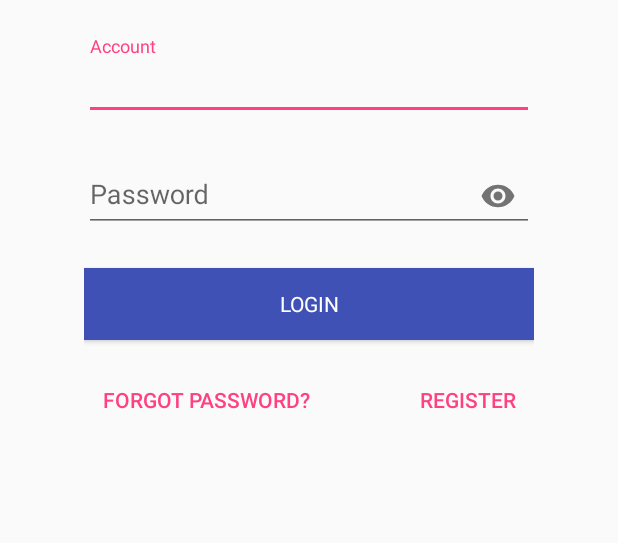
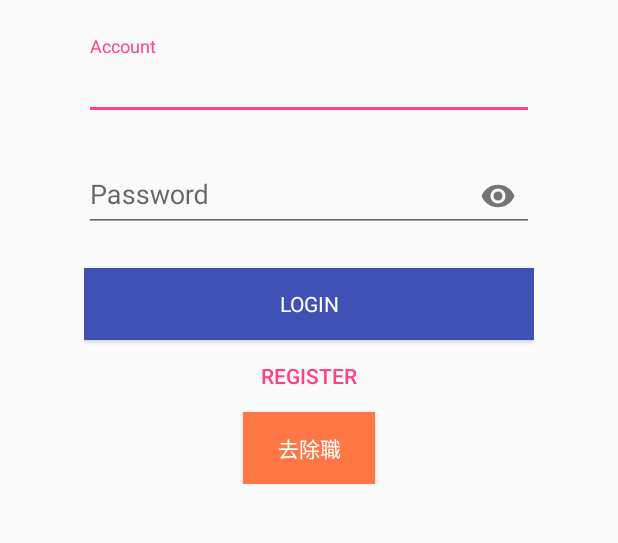
Before and after one commit to 107bento/App, an Android app: the screen it shows after launch (Login), on a phone screen of 412 x 824 dp, the part 236-779 px from its top. Run offline under Robolectric (Android 15) with nearby library versions, the phone set to English and light mode, and no system bars.

Commit message:
#測試頁面 login
button跳頁、返回

```diff
--- a/Bento/app/src/main/java/com/example/aishalien/bento/Login.java
+++ b/Bento/app/src/main/java/com/example/aishalien/bento/Login.java
@@ -20,23 +20,17 @@ import android.os.Build;
 import android.os.Bundle;
 import android.provider.ContactsContract;
 import android.text.TextUtils;
-import android.view.KeyEvent;
 import android.view.View;
 import android.view.View.OnClickListener;
-import android.view.inputmethod.EditorInfo;
 import android.widget.ArrayAdapter;
 import android.widget.AutoCompleteTextView;
 import android.widget.Button;
 import android.widget.EditText;
-import android.widget.TextView;
 import android.widget.Toast;
 
 import com.google.gson.Gson;
 import com.google.gson.GsonBuilder;
 import com.google.gson.JsonObject;
-
-import org.json.JSONException;
-import org.json.JSONObject;
 
 import java.io.IOException;
 import java.util.ArrayList;
@@ -170,6 +164,30 @@ public class Login extends AppCompatActivity implements LoaderCallbacks<Cursor>
                 }
             }
         });
+
+        // 去註冊
+        Button mRegisterButton = (Button) findViewById(R.id.register_button);
+        mRegisterButton.setOnClickListener(new OnClickListener() {
+            @Override
+            public void onClick(final View view) {
+                Intent intent = new Intent();
+                intent.setClass(Login.this, Register.class);
+                startActivity(intent);
+            }
+        });
+
+        /*測試用*/
+        // 去除直
+        Button mAddValueButton = (Button) findViewById(R.id.goto_add_value);
+        mAddValueButton.setOnClickListener(new OnClickListener() {
+            @Override
+            public void onClick(final View view) {
+                Intent intent = new Intent();
+                intent.setClass(Login.this, goto_add_value.class);
+                startActivity(intent);
+            }
+        });
+        /*測試用*/
 
         //mLoginFormView = findViewById(R.id.login_form);
         //mProgressView = findViewById(R.id.login_progress);
--- a/Bento/app/src/main/res/layout/activity_login.xml
+++ b/Bento/app/src/main/res/layout/activity_login.xml
@@ -107,29 +107,37 @@
                 <!--android:layout_height="wrap_content"-->
                 <!--android:layout_marginTop="@dimen/activity_vertical_margin" />-->
 
+            <Button
+                android:id="@+id/register_button"
+                style="@style/Widget.AppCompat.Button.Borderless"
+                android:layout_width="wrap_content"
+                android:layout_height="wrap_content"
+                android:layout_gravity="center"
+                android:text="@string/action_register"
+                android:textColor="@color/colorAccent" />
 
-            <RelativeLayout
-                android:layout_width="match_parent"
-                android:layout_height="wrap_content"
-                android:layout_marginTop="@dimen/activity_vertical_margin">
+            <!--<RelativeLayout-->
+                <!--android:layout_width="match_parent"-->
+                <!--android:layout_height="wrap_content"-->
+                <!--android:layout_marginTop="@dimen/activity_vertical_margin">-->
 
-                <Button
-                    android:id="@+id/btn_forgot_password"
-                    style="@style/Widget.AppCompat.Button.Borderless"
-                    android:layout_width="wrap_content"
-                    android:layout_height="wrap_content"
-                    android:text="@string/forgot_password"
-                    android:textColor="@color/colorAccent" />
+                <!--<Button-->
+                    <!--android:id="@+id/btn_forgot_password"-->
+                    <!--style="@style/Widget.AppCompat.Button.Borderless"-->
+                    <!--android:layout_width="wrap_content"-->
+                    <!--android:layout_height="wrap_content"-->
+                    <!--android:text="@string/forgot_password"-->
+                    <!--android:textColor="@color/colorAccent" />-->
 
-                <Button
-                    android:id="@+id/register_button"
-                    style="@style/Widget.AppCompat.Button.Borderless"
-                    android:layout_width="wrap_content"
-                    android:layout_height="wrap_content"
-                    android:layout_alignParentEnd="true"
-                    android:text="@string/action_register"
-                    android:textColor="@color/colorAccent" />
-            </RelativeLayout>
+                <!--<Button-->
+                    <!--android:id="@+id/register_button"-->
+                    <!--style="@style/Widget.AppCompat.Button.Borderless"-->
+                    <!--android:layout_width="wrap_content"-->
+                    <!--android:layout_height="wrap_content"-->
+                    <!--android:layout_alignParentEnd="true"-->
+                    <!--android:text="@string/action_register"-->
+                    <!--android:textColor="@color/colorAccent" />-->
+            <!--</RelativeLayout>-->
 
             <ProgressBar
                 android:id="@+id/login_progress"
@@ -139,6 +147,17 @@
                 android:layout_marginBottom="8dp"
                 android:visibility="gone" />
 
+<!--測試儲值頁面用-->
+            <Button
+                android:id="@+id/goto_add_value"
+                android:background="@color/orange"
+                android:layout_width="wrap_content"
+                android:layout_height="wrap_content"
+                android:layout_gravity="center"
+                android:text="去除職"
+                android:textColor="@color/white" />
+
+
         </LinearLayout>
     </ScrollView>
 </LinearLayout>
```
